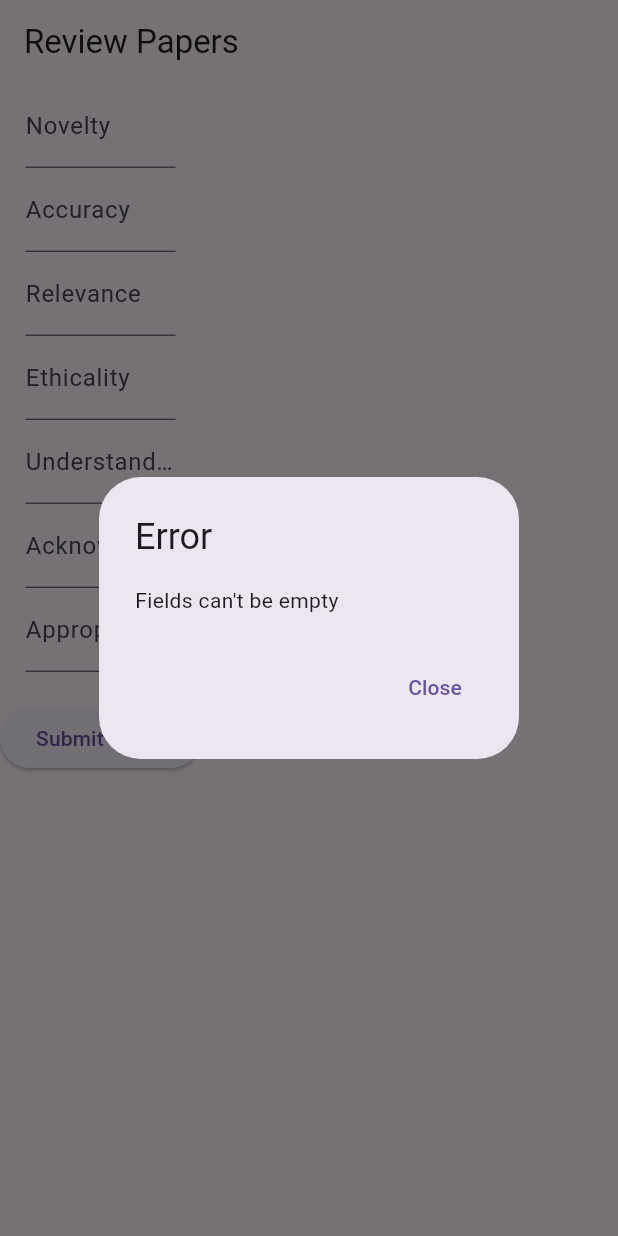
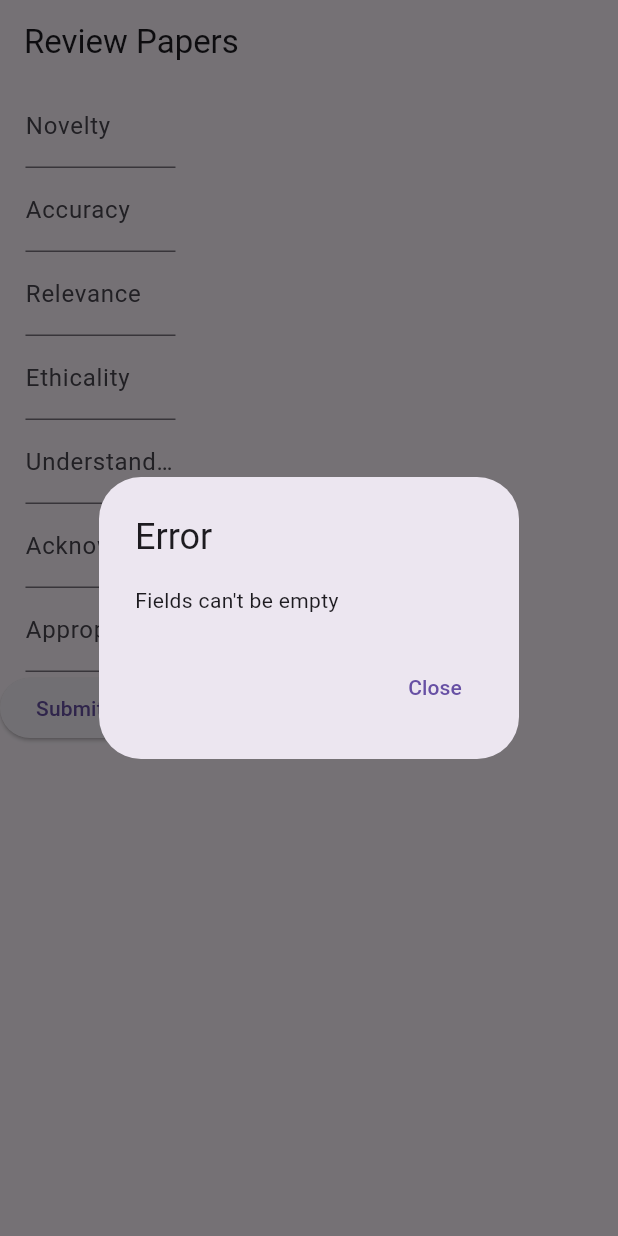
Before and after one commit to Strategists-SWS/OPRS, a Flutter app: the ReviewPage screen opened directly with empty values, after a tap on "Submit Paper", on a phone screen of 412 x 824 dp. Run offline on Flutter 3.47's test engine with Material 3 defaults, Android fonts, the light colour scheme and no system bars; our stand-ins replace cloud_firestore, file_picker, firebase_auth, firebase_core, firebase_storage, flutter_login; missing offline and left inert: firebase_ui_auth; accounts and stored records are empty; statements that could not run were skipped.

Commit message:
still not working

```diff
--- a/oprs/lib/reviewpaperform.dart
+++ b/oprs/lib/reviewpaperform.dart
@@ -1,11 +1,11 @@
 import 'package:flutter/material.dart';
-import 'package:firebase_storage/firebase_storage.dart';
 import 'package:cloud_firestore/cloud_firestore.dart';
 import 'package:firebase_auth/firebase_auth.dart';
 
 class ReviewForm extends StatelessWidget {
   final String url;
   ReviewForm({required this.url});
+
   @override
   Widget build(BuildContext context) {
     return Scaffold(
@@ -21,12 +21,13 @@ class ReviewPage extends StatefulWidget {
   final String url;
   const ReviewPage({required this.url});
   @override
-  ReviewFormPage createState() => ReviewFormPage(this.url);
+  _ReviewFormPageState createState() => _ReviewFormPageState(url);
 }
 
-class ReviewFormPage extends State<ReviewPage> {
+class _ReviewFormPageState extends State<ReviewPage> {
   final String url;
-  ReviewFormPage(this.url);
+  _ReviewFormPageState(this.url);
+
   TextEditingController noveltyScore = TextEditingController();
   TextEditingController accuracyScore = TextEditingController();
   TextEditingController relevanceScore = TextEditingController();
@@ -36,6 +37,7 @@ class ReviewFormPage extends State<ReviewPage> {
   TextEditingController citationsScore = TextEditingController();
 
   void _reviewPaper(BuildContext pcontext) async {
+    // Validation and score parsing logic
     if (noveltyScore.text.isEmpty ||
         accuracyScore.text.isEmpty ||
         relevanceScore.text.isEmpty ||
@@ -98,8 +100,6 @@ class ReviewFormPage extends State<ReviewPage> {
       );
       return;
     } else {
-      DateTime submissionDate = DateTime.now();
-
       User? user = FirebaseAuth.instance.currentUser;
       if (user == null) {
         throw Exception("User not logged in");
@@ -225,12 +225,12 @@ class ReviewFormPage extends State<ReviewPage> {
                   labelText: 'Appropriate Citations'),
             ),
           ),
-            const SizedBox(height: 20),
           ElevatedButton(
             onPressed: () => _reviewPaper(context),
             child: const Text('Submit Paper'),
           ),
         ],
-        ));
+      ),
+    );
   }
 }
```
Lines whose indentation alone changed are shown as unchanged.
